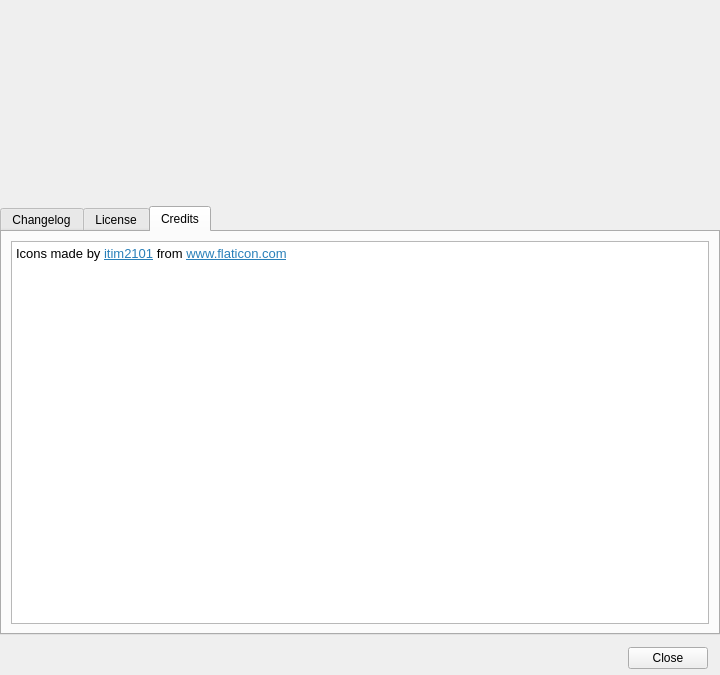
Above: bci_framework/framework/qtgui/about.ui from UN-GCPDS/bci-framework before the change. Below: the same form after it.
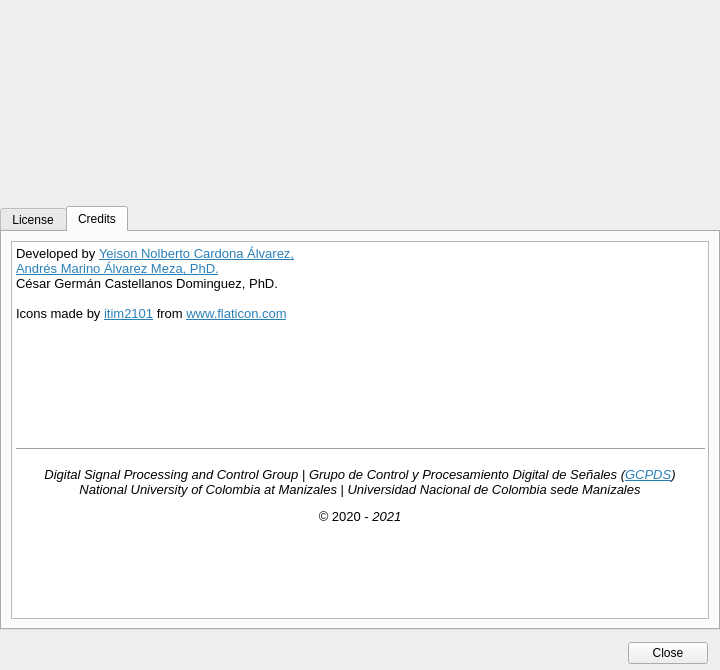
That is the form after the change. The open tabs and pages were chosen to show the change. Icons and pictures are not drawn.

Diff of the .ui file:
```diff
--- a/bci_framework/framework/qtgui/about.ui
+++ b/bci_framework/framework/qtgui/about.ui
@@ -7,7 +7,7 @@
     <x>0</x>
     <y>0</y>
     <width>720</width>
-    <height>675</height>
+    <height>670</height>
    </rect>
   </property>
   <property name="windowTitle">
@@ -32,11 +32,6 @@
       <property name="currentIndex">
        <number>2</number>
       </property>
-      <widget class="QWidget" name="tab">
-       <attribute name="title">
-        <string>Changelog</string>
-       </attribute>
-      </widget>
       <widget class="QWidget" name="tab_license">
        <attribute name="title">
         <string>License</string>
@@ -90,7 +85,20 @@
 &lt;html&gt;&lt;head&gt;&lt;meta name=&quot;qrichtext&quot; content=&quot;1&quot; /&gt;&lt;style type=&quot;text/css&quot;&gt;
 p, li { white-space: pre-wrap; }
 &lt;/style&gt;&lt;/head&gt;&lt;body style=&quot; font-family:'Noto Sans'; font-size:10pt; font-weight:400; font-style:normal;&quot;&gt;
-&lt;p style=&quot; margin-top:12px; margin-bottom:12px; margin-left:0px; margin-right:0px; -qt-block-indent:0; text-indent:0px;&quot;&gt;Icons made by &lt;a href=&quot;https://www.flaticon.com/authors/itim2101&quot;&gt;&lt;span style=&quot; text-decoration: underline; color:#2980b9;&quot;&gt;itim2101&lt;/span&gt;&lt;/a&gt; from &lt;a href=&quot;https://www.flaticon.com/&quot;&gt;&lt;span style=&quot; text-decoration: underline; color:#2980b9;&quot;&gt;www.flaticon.com&lt;/span&gt;&lt;/a&gt;&lt;/p&gt;&lt;/body&gt;&lt;/html&gt;</string>
+&lt;p style=&quot; margin-top:0px; margin-bottom:0px; margin-left:0px; margin-right:0px; -qt-block-indent:0; text-indent:0px;&quot;&gt;Developed by &lt;a href=&quot;https://github.com/yeisonCardona&quot;&gt;&lt;span style=&quot; text-decoration: underline; color:#2980b9;&quot;&gt;Yeison Nolberto Cardona Álvarez,&lt;/span&gt;&lt;/a&gt;&lt;br /&gt;&lt;a href=&quot;https://github.com/amalvarezme&quot;&gt;&lt;span style=&quot; text-decoration: underline; color:#2980b9;&quot;&gt;Andrés Marino Álvarez Meza, PhD.&lt;/span&gt;&lt;/a&gt;&lt;br /&gt;César Germán Castellanos Dominguez, PhD.&lt;/p&gt;
+&lt;p style=&quot;-qt-paragraph-type:empty; margin-top:0px; margin-bottom:0px; margin-left:0px; margin-right:0px; -qt-block-indent:0; text-indent:0px;&quot;&gt;&lt;br /&gt;&lt;/p&gt;
+&lt;p style=&quot; margin-top:0px; margin-bottom:0px; margin-left:0px; margin-right:0px; -qt-block-indent:0; text-indent:0px;&quot;&gt;Icons made by &lt;a href=&quot;https://www.flaticon.com/authors/itim2101&quot;&gt;&lt;span style=&quot; text-decoration: underline; color:#2980b9;&quot;&gt;itim2101&lt;/span&gt;&lt;/a&gt; from &lt;a href=&quot;https://www.flaticon.com/&quot;&gt;&lt;span style=&quot; text-decoration: underline; color:#2980b9;&quot;&gt;www.flaticon.com&lt;/span&gt;&lt;/a&gt;&lt;/p&gt;
+&lt;p style=&quot;-qt-paragraph-type:empty; margin-top:0px; margin-bottom:0px; margin-left:0px; margin-right:0px; -qt-block-indent:0; text-indent:0px; text-decoration: underline; color:#2980b9;&quot;&gt;&lt;br /&gt;&lt;/p&gt;
+&lt;p style=&quot;-qt-paragraph-type:empty; margin-top:0px; margin-bottom:0px; margin-left:0px; margin-right:0px; -qt-block-indent:0; text-indent:0px; text-decoration: underline; color:#2980b9;&quot;&gt;&lt;br /&gt;&lt;/p&gt;
+&lt;p style=&quot;-qt-paragraph-type:empty; margin-top:0px; margin-bottom:0px; margin-left:0px; margin-right:0px; -qt-block-indent:0; text-indent:0px; text-decoration: underline; color:#2980b9;&quot;&gt;&lt;br /&gt;&lt;/p&gt;
+&lt;p style=&quot;-qt-paragraph-type:empty; margin-top:0px; margin-bottom:0px; margin-left:0px; margin-right:0px; -qt-block-indent:0; text-indent:0px; text-decoration: underline; color:#2980b9;&quot;&gt;&lt;br /&gt;&lt;/p&gt;
+&lt;p style=&quot;-qt-paragraph-type:empty; margin-top:0px; margin-bottom:0px; margin-left:0px; margin-right:0px; -qt-block-indent:0; text-indent:0px; text-decoration: underline; color:#2980b9;&quot;&gt;&lt;br /&gt;&lt;/p&gt;
+&lt;p style=&quot;-qt-paragraph-type:empty; margin-top:0px; margin-bottom:0px; margin-left:0px; margin-right:0px; -qt-block-indent:0; text-indent:0px; text-decoration: underline; color:#2980b9;&quot;&gt;&lt;br /&gt;&lt;/p&gt;
+&lt;p style=&quot;-qt-paragraph-type:empty; margin-top:0px; margin-bottom:0px; margin-left:0px; margin-right:0px; -qt-block-indent:0; text-indent:0px; text-decoration: underline; color:#2980b9;&quot;&gt;&lt;br /&gt;&lt;/p&gt;
+&lt;p style=&quot;-qt-paragraph-type:empty; margin-top:0px; margin-bottom:0px; margin-left:0px; margin-right:0px; -qt-block-indent:0; text-indent:0px; text-decoration: underline; color:#2980b9;&quot;&gt;&lt;br /&gt;&lt;/p&gt;
+&lt;hr /&gt;
+&lt;p align=&quot;center&quot; style=&quot; margin-top:12px; margin-bottom:12px; margin-left:0px; margin-right:0px; -qt-block-indent:0; text-indent:0px;&quot;&gt;&lt;span style=&quot; font-style:italic;&quot;&gt;Digital Signal Processing and Control Group&lt;/span&gt; | &lt;span style=&quot; font-style:italic;&quot;&gt;Grupo de Control y Procesamiento Digital de Señales (&lt;/span&gt;&lt;a href=&quot;https://github.com/UN-GCPDS/&quot;&gt;&lt;span style=&quot; font-style:italic; text-decoration: underline; color:#2980b9;&quot;&gt;GCPDS&lt;/span&gt;&lt;/a&gt;&lt;span style=&quot; font-style:italic;&quot;&gt;)&lt;/span&gt;&lt;br /&gt;&lt;span style=&quot; font-style:italic;&quot;&gt;National University of Colombia at Manizales&lt;/span&gt; | &lt;span style=&quot; font-style:italic;&quot;&gt;Universidad Nacional de Colombia sede Manizales&lt;/span&gt;&lt;/p&gt;
+&lt;p align=&quot;center&quot; style=&quot; margin-top:12px; margin-bottom:12px; margin-left:0px; margin-right:0px; -qt-block-indent:0; text-indent:0px;&quot;&gt;© 2020 - &lt;span style=&quot; font-style:italic;&quot;&gt;2021&lt;/span&gt;&lt;/p&gt;&lt;/body&gt;&lt;/html&gt;</string>
           </property>
           <property name="textInteractionFlags">
            <set>Qt::LinksAccessibleByMouse|Qt::TextSelectableByKeyboard</set>
```
Left out of the diff: 2 changed lines with no effect on the pictures.
